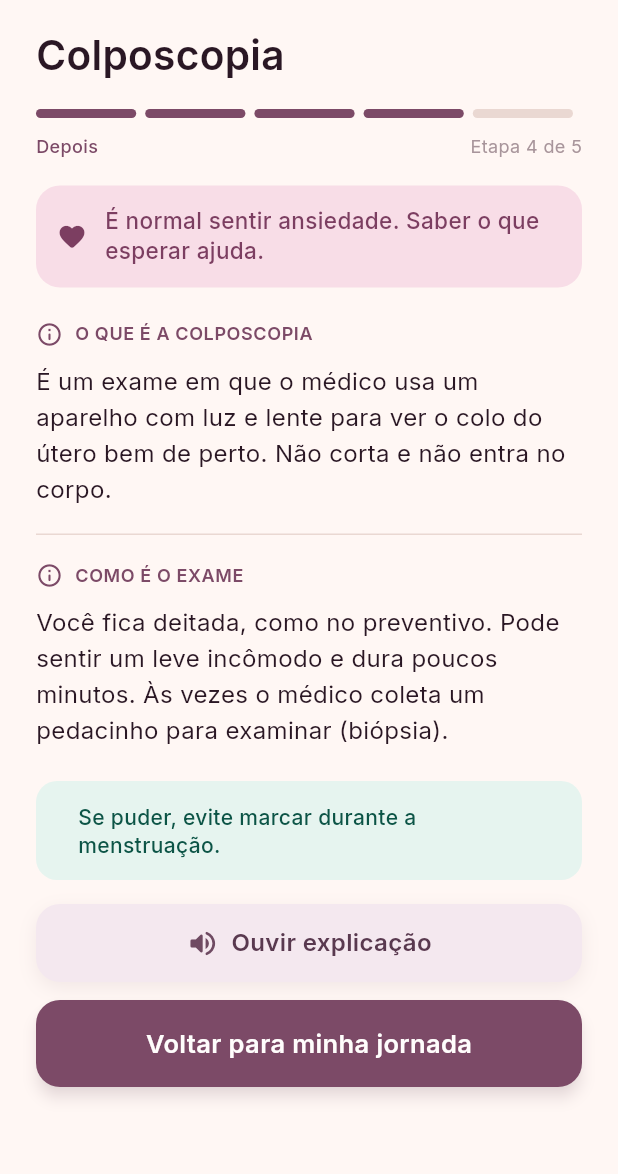
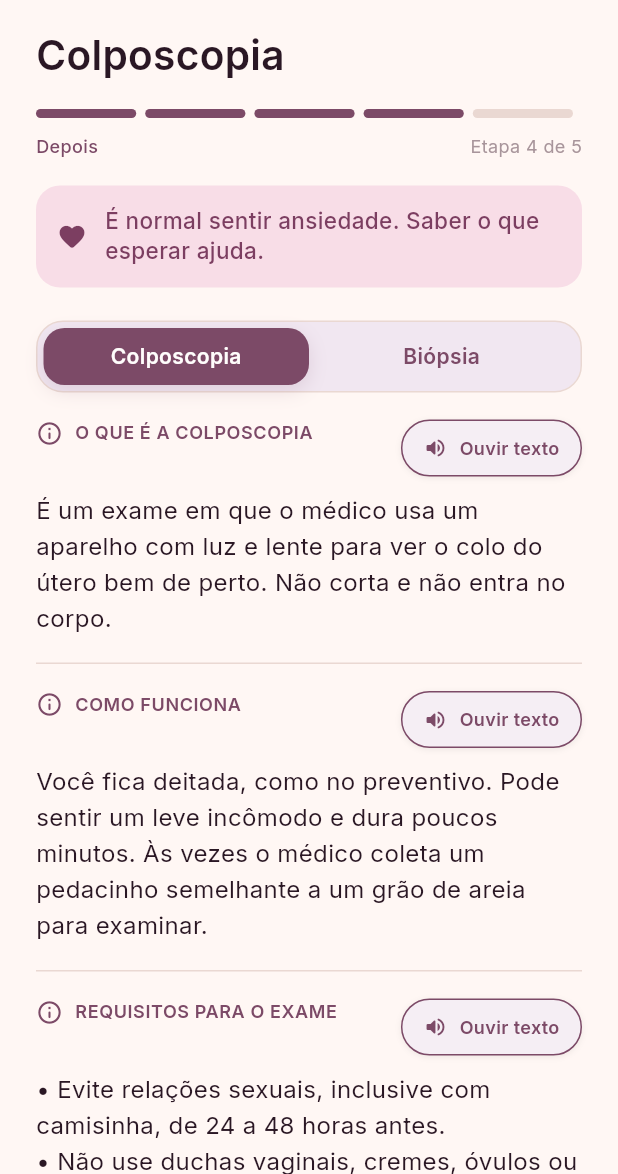
Before and after one commit to sandrogomes7/projeto-acolher-ace4, a Flutter app: the screen it shows after launch, after a tap on "Pular", after a tap on "Fiz o exame preventivo Papanicolau ou Te", after a tap on "Colposcopia", on a phone screen of 412 x 824 dp, the part 62-1236 px from its top. Run offline on Flutter 3.47's test engine with Material 3 defaults, Android fonts, the phone set to English and light mode, and no system bars; our stand-ins replace google_fonts, just_audio.

Commit message:
feat: update colposcopy step with tabs and audio

```diff
--- a/lib/data/content.dart
+++ b/lib/data/content.dart
@@ -265,13 +265,51 @@ const Map<String, StepContent> stepContents = {
     title: 'Colposcopia',
     summary: 'É o seu próximo exame. Saber o que esperar ajuda.',
     reassurance: 'É normal sentir ansiedade. Saber o que esperar ajuda.',
-    sections: [
-      StepSection('O que é a colposcopia',
-          'É um exame em que o médico usa um aparelho com luz e lente para ver o colo do útero bem de perto. Não corta e não entra no corpo.'),
-      StepSection('Como é o exame',
-          'Você fica deitada, como no preventivo. Pode sentir um leve incômodo e dura poucos minutos. Às vezes o médico coleta um pedacinho para examinar (biópsia).'),
+    sections: [],
+    tabs: [
+      CollectionTabContent(
+        id: 'colposcopia',
+        label: 'Colposcopia',
+        tip:
+            'Não esqueça de levar o encaminhamento para o centro especializado, assim como o resultado da citologia ou do Teste DNA HPV feito anteriormente.',
+        sections: [
+          StepSection(
+            'O que é a colposcopia',
+            'É um exame em que o médico usa um aparelho com luz e lente para ver o colo do útero bem de perto. Não corta e não entra no corpo.',
+            audioFile: 'colposcopia_o_que_e.mp3',
+          ),
+          StepSection(
+            'Como funciona',
+            'Você fica deitada, como no preventivo. Pode sentir um leve incômodo e dura poucos minutos. Às vezes o médico coleta um pedacinho semelhante a um grão de areia para examinar.',
+            audioFile: 'colposcopia_como_funciona.mp3',
+          ),
+          StepSection(
+            'Requisitos para o exame',
+            '• Evite relações sexuais, inclusive com camisinha, de 24 a 48 horas antes.\n• Não use duchas vaginais, cremes, óvulos ou lubrificantes vaginais nos 2 dias anteriores.\n• Não esteja menstruada. O ideal é realizar o exame de 5 a 7 dias após o término do sangramento.\n• Informe ao médico caso esteja grávida ou com suspeita de gravidez.',
+            audioFile: 'colposcopia_requisitos.mp3',
+          ),
+        ],
+      ),
+      CollectionTabContent(
+        id: 'biopsia',
+        label: 'Biópsia',
+        tip:
+            'Depois da biópsia, aguarde o resultado e siga a orientação da equipe.',
+        sections: [
+          StepSection(
+            'O que é a biópsia',
+            'Se o médico encontrar qualquer área suspeita durante a colposcopia, ele retira um pedacinho de tecido, semelhante ao tamanho de um grão de areia, para confirmar o diagnóstico em laboratório.',
+            audioFile: 'biopsia_o_que_e.mp3',
+          ),
+          StepSection(
+            'Como funciona',
+            'Você fica deitada, como no preventivo. Pode sentir um leve incômodo e dura poucos minutos. Às vezes o médico coleta um pedacinho para examinar.',
+            audioFile: 'biopsia_como_funciona.mp3',
+          ),
+        ],
+      ),
     ],
-    tip: 'Se puder, evite marcar durante a menstruação.',
+    tip: 'Não esqueça de levar o encaminhamento para o centro especializado.',
     audio: 'etapa_colposcopia.mp3',
     illustration: 'etapa_colposcopia.png',
   ),
--- a/lib/screens/step_detail_screen.dart
+++ b/lib/screens/step_detail_screen.dart
@@ -28,31 +28,22 @@ class StepDetailScreen extends StatefulWidget {
 }
 
 class _StepDetailScreenState extends State<StepDetailScreen> {
-  int _selectedCollectionTab = 0;
+  int _selectedTab = 0;
 
-  bool get _isCollectionStep =>
-      widget.content.id == 'coleta' &&
-      (widget.content.tabs?.isNotEmpty ?? false);
+  bool get _hasTabs => widget.content.tabs?.isNotEmpty ?? false;
 
   List<CollectionTabContent> get _tabs => widget.content.tabs ?? const [];
 
-  CollectionTabContent get _activeCollectionTab =>
-      _tabs[_selectedCollectionTab.clamp(0, _tabs.length - 1).toInt()];
+  CollectionTabContent get _activeTab =>
+      _tabs[_selectedTab.clamp(0, _tabs.length - 1).toInt()];
 
   @override
   Widget build(BuildContext context) {
     final showProgress = widget.stepNumber != null && widget.totalSteps != null;
-    final sections = _isCollectionStep
-        ? _activeCollectionTab.sections
-        : widget.content.sections;
-    final tip =
-        _isCollectionStep ? _activeCollectionTab.tip : widget.content.tip;
-    final tipBackground =
-        _isCollectionStep ? AppColors.alertBg : AppColors.surfaceSoft;
-    final tipIconColor =
-        _isCollectionStep ? AppColors.alert : AppColors.brandDark;
-    final tipTextColor =
-        _isCollectionStep ? AppColors.alert : AppColors.brandDark;
+    final sections = _hasTabs ? _activeTab.sections : widget.content.sections;
+    final tip = _hasTabs ? _activeTab.tip : widget.content.tip;
+    final tipBackground = _hasTabs ? AppColors.alertBg : AppColors.surfaceSoft;
+    final tipTextColor = _hasTabs ? AppColors.alert : AppColors.brandDark;
 
     return Scaffold(
       backgroundColor: AppColors.bgRose,
@@ -146,12 +137,12 @@ class _StepDetailScreenState extends State<StepDetailScreen> {
               ),
             ),
             const SizedBox(height: 22),
-            if (_isCollectionStep) ...[
+            if (_hasTabs) ...[
               _CollectionTabs(
                 tabs: _tabs,
-                selectedIndex: _selectedCollectionTab,
+                selectedIndex: _selectedTab,
                 onChanged: (index) {
-                  setState(() => _selectedCollectionTab = index);
+                  setState(() => _selectedTab = index);
                 },
               ),
               const SizedBox(height: 18),
@@ -160,10 +151,12 @@ class _StepDetailScreenState extends State<StepDetailScreen> {
                 switchInCurve: Curves.easeOut,
                 switchOutCurve: Curves.easeIn,
                 child: Column(
-                  key: ValueKey(_activeCollectionTab.id),
+                  key: ValueKey(_activeTab.id),
                   children: [
                     for (int i = 0; i < sections.length; i++) ...[
-                      _Section(section: sections[i], showAudioButton: true),
+                      _Section(
+                          section: sections[i],
+                          showAudioButton: sections[i].audioFile != null),
                       if (i < sections.length - 1) ...[
                         const SizedBox(height: 18),
                         Container(height: 1, color: AppColors.borderWarm),
```
Also changed, not shown: 1 other file.
